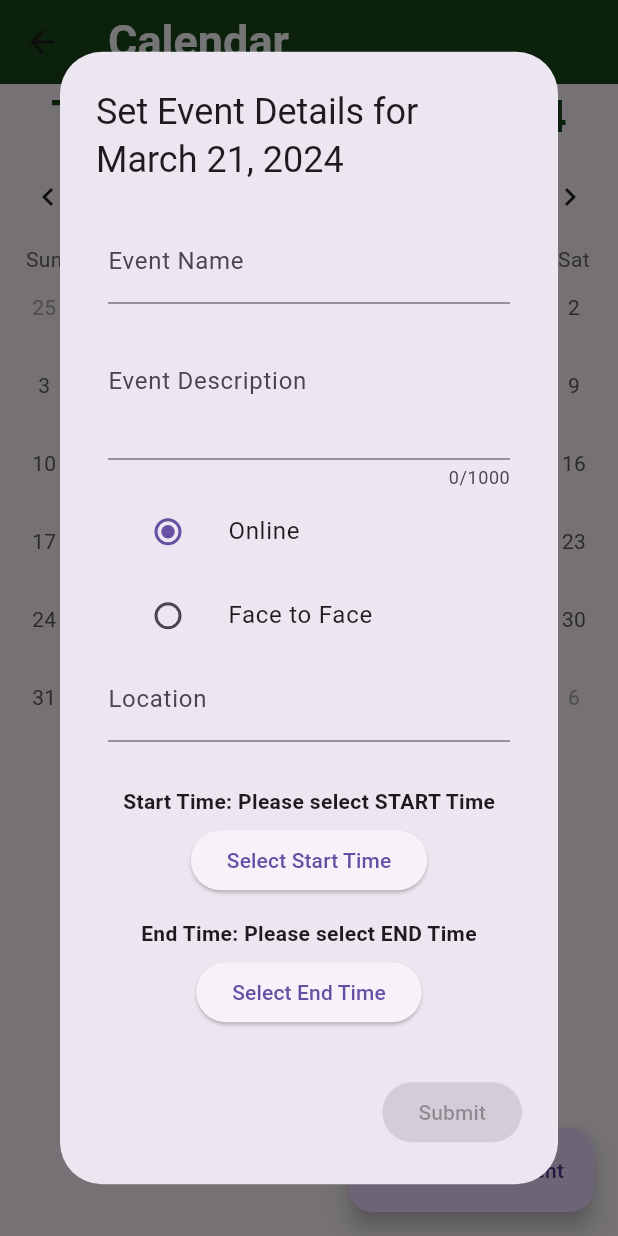
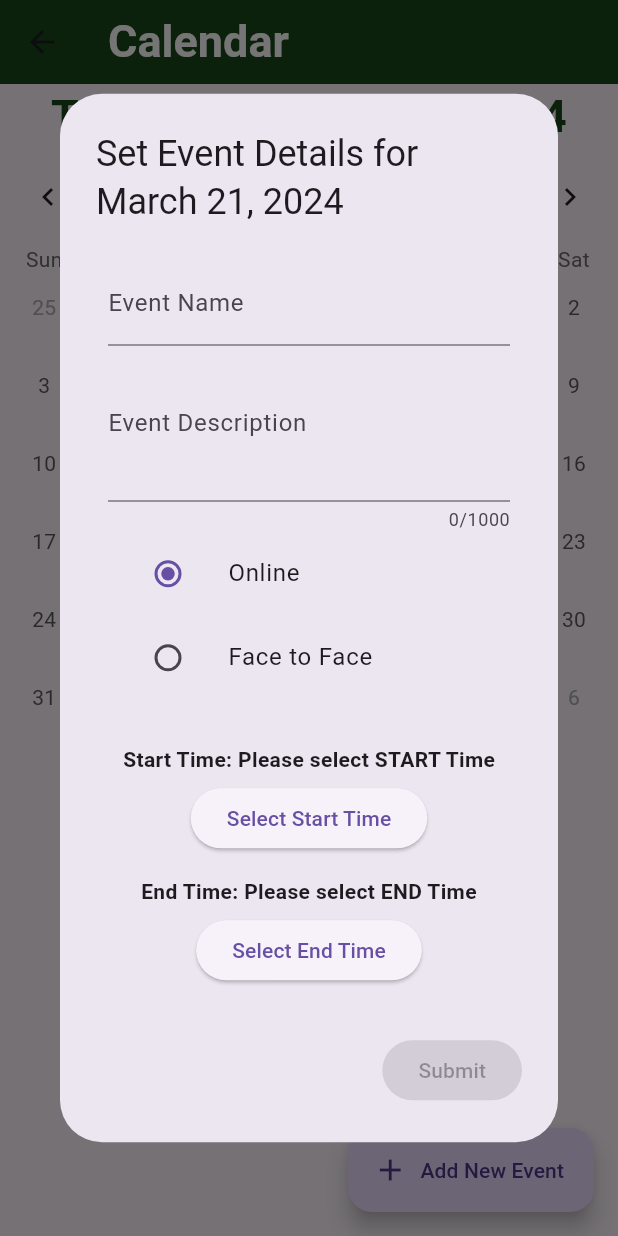
Before and after one commit to mroxas29/gsts, a Flutter app: the Calendar screen opened directly, after a tap on "Add New Event", on a phone screen of 412 x 824 dp. Run offline on Flutter 3.47's test engine with Material 3 defaults, Android fonts, the phone set to English and light mode, and no system bars; drawn by our look-alikes of table_calendar; our stand-ins replace cloud_firestore, file_picker, firebase_auth, firebase_core, flutter_typeahead, google_sign_in and 2 more; missing offline and left inert: dart:html, googleapis, open_document, side_navigation; accounts and stored records are empty; Roboto replaces fonts that are missing (Outfit).

Commit message:
Calendar UI Tweak
- Location input only appears when "Face to Face" is selected in meeting type

```diff
--- a/lib/ui/calendar.dart
+++ b/lib/ui/calendar.dart
@@ -32,7 +32,16 @@ class _CalendarState extends State<Calendar> {
   String currentDate =
       "Today is: ${DateFormat('MMMM').format(today)} ${today.day}, ${today.year}";
 
+  // Radio Button Init
   EventTypeRadio? _eventtype = EventTypeRadio.online;
+  bool _locationVisible = false;
+
+  void handleSelection(EventTypeRadio? value) {
+    setState(() {
+      _eventtype = value;
+      _locationVisible = value == EventTypeRadio.f2f;
+    });
+  }
 
   // Store Events created
   //Map<DateTime, List<Event>> events = {};
@@ -150,6 +159,7 @@ class _CalendarState extends State<Calendar> {
                               onChanged: (EventTypeRadio? value) {
                                 setState(() {
                                   _eventtype = value;
+                                  _locationVisible = value == EventTypeRadio.f2f;
                                 });
                               },
                             ),
@@ -163,22 +173,34 @@ class _CalendarState extends State<Calendar> {
                               onChanged: (EventTypeRadio? value) {
                                 setState(() {
                                   _eventtype = value;
+                                  _locationVisible = value == EventTypeRadio.f2f;
                                 });
                               },
                             ),
                           ),
 
+                          // === OLD LOCATION PICKER ===
+                          if (_locationVisible)
+                            TextFormField(
+                              decoration: InputDecoration(
+                                labelText: 'Location',
+                                border: OutlineInputBorder(),
+                                hintText: '(e.g. G-301, LS-105, etc.)',
+                              ),
+                            ),
 
-                          // === LOCATION PICKER ===
-                          TextFormField(
+
+                          // === OLD LOCATION PICKER ===
+                          /* TextFormField(
                             decoration: InputDecoration(labelText: 'Location'),
                             validator: (value) {
                               if (value == null || value.isEmpty) {
-                                return 'Please enter the Event Name';
+                                return 'Please enter the Event Location';
                               }
                               return null;
                             },
                           ),
+                          */
 
 
 
```
